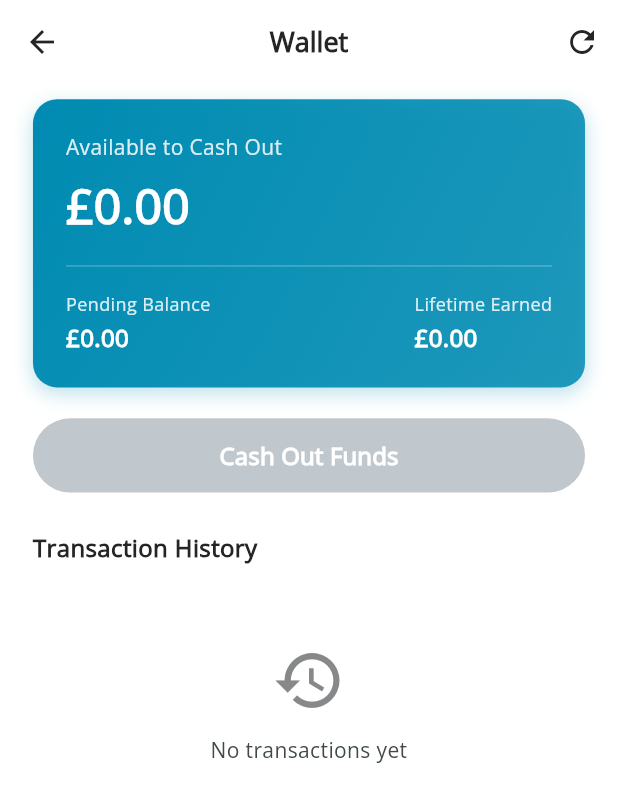
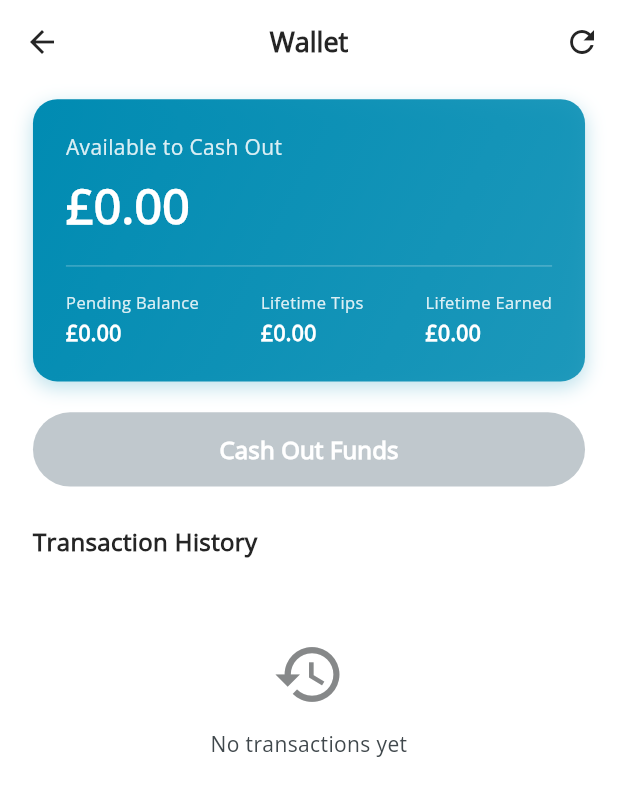
Before and after one commit to masumhasan/musaabadam_app, a Flutter app: the WalletScreen screen opened by its route, after a tap on the "refresh" icon, on a phone screen of 412 x 824 dp. Shown: the top 802 px of the screen. Run offline on Flutter 3.47's test engine with Material 3 defaults, Android fonts, the phone set to English and light mode, and no system bars; our stand-ins replace cached_network_image, chewie, dio, fl_chart, flutter_screenutil, flutter_secure_storage and 10 more; missing offline and left inert: stream_video_flutter; accounts and stored records are empty; network calls fail; project files that could hold a hidden picture were left out.

Commit message:
Updated the wallet and payout screen with Tip calculation

```diff
--- a/lib/core/utils/app_strings.dart
+++ b/lib/core/utils/app_strings.dart
@@ -600,7 +600,7 @@ class AppStrings {
   static const String wellLitSpace = 'Make sure you’re in a well-lit space.';
   static const String imReady = 'I’m Ready';
   static const String needsLabel = 'Needs Label';
-  static const String availableForPayout = '£0 available for payout';
+  static const String availableForPayout = 'Available for payout';
   static const String notEligible = 'Not eligible for early payout';
   static const String nothingHere = 'There’s nothing here at the moment!';
   static const String soldFor = 'Sold for: ';
--- a/lib/data/models/payment/wallet_model.dart
+++ b/lib/data/models/payment/wallet_model.dart
@@ -3,6 +3,8 @@ class WalletModel {
   final double pending;
   final double lifetimeEarned;
   final double lifetimePaidOut;
+  final double tipsAmount;
+  final int tipsCount;
   final String currency;
 
   const WalletModel({
@@ -10,6 +12,8 @@ class WalletModel {
     this.pending = 0,
     this.lifetimeEarned = 0,
     this.lifetimePaidOut = 0,
+    this.tipsAmount = 0,
+    this.tipsCount = 0,
     this.currency = 'gbp',
   });
 
@@ -18,6 +22,8 @@ class WalletModel {
         pending: _d(json['pending']),
         lifetimeEarned: _d(json['lifetimeEarned']),
         lifetimePaidOut: _d(json['lifetimePaidOut']),
+        tipsAmount: _d(json['tipsAmount']),
+        tipsCount: json['tipsCount'] as int? ?? 0,
         currency: json['currency']?.toString() ?? 'gbp',
       );
 
--- a/lib/modules/payments/screens/wallet_screen.dart
+++ b/lib/modules/payments/screens/wallet_screen.dart
@@ -99,13 +99,30 @@ class WalletScreen extends StatelessWidget {
                             children: [
                               CustomText(
                                 text: 'Pending Balance',
-                                fontSize: 12,
+                                fontSize: 11,
                                 fontColor: Colors.white.withValues(alpha: 0.85),
                               ),
                               SizedBoxWidget(height: 2.h),
                               CustomText(
                                 text: '£${pending.toStringAsFixed(2)}',
-                                fontSize: 16,
+                                fontSize: 14,
+                                fontWeight: FontWeight.w700,
+                                fontColor: Colors.white,
+                              ),
+                            ],
+                          ),
+                          Column(
+                            crossAxisAlignment: CrossAxisAlignment.start,
+                            children: [
+                              CustomText(
+                                text: 'Lifetime Tips',
+                                fontSize: 11,
+                                fontColor: Colors.white.withValues(alpha: 0.85),
+                              ),
+                              SizedBoxWidget(height: 2.h),
+                              CustomText(
+                                text: '£${(_controller.wallet.value?.tipsAmount ?? 0.0).toStringAsFixed(2)}',
+                                fontSize: 14,
                                 fontWeight: FontWeight.w700,
                                 fontColor: Colors.white,
                               ),
@@ -116,13 +133,13 @@ class WalletScreen extends StatelessWidget {
                             children: [
                               CustomText(
                                 text: 'Lifetime Earned',
-                                fontSize: 12,
+                                fontSize: 11,
                                 fontColor: Colors.white.withValues(alpha: 0.85),
                               ),
                               SizedBoxWidget(height: 2.h),
                               CustomText(
                                 text: '£${lifetimeEarned.toStringAsFixed(2)}',
-                                fontSize: 16,
+                                fontSize: 14,
                                 fontWeight: FontWeight.w700,
                                 fontColor: Colors.white,
                               ),
@@ -188,7 +205,6 @@ class WalletScreen extends StatelessWidget {
                       final entry = _controller.ledgerEntries[index];
                       final amount = (entry['amount'] as num?)?.toDouble() ?? 0.0;
                       final type = entry['type'] ?? 'transaction';
-                      final bucket = entry['bucket'] ?? 'available';
                       final status = entry['status'] ?? 'completed';
                       final createdAt = entry['createdAt']?.toString().split('T')[0] ?? '';
 
--- a/lib/modules/seller/controllers/payout_history_controller.dart
+++ b/lib/modules/seller/controllers/payout_history_controller.dart
@@ -44,7 +44,7 @@ class PayoutHistoryController extends GetxController {
     hasError.value = false;
 
     try {
-      final list = await ApiPaymentService.instance.listPayouts(page: _currentPage);
+      final list = await ApiPaymentService.instance.getWalletLedger(page: _currentPage, limit: 20);
       if (refresh) {
         payouts.assignAll(list);
       } else {
--- a/lib/modules/seller/screens/seller_payout_screen.dart
+++ b/lib/modules/seller/screens/seller_payout_screen.dart
@@ -62,6 +62,8 @@ class SellerPayoutScreen extends GetView<SellerPayoutController> {
                   _buildInfoRow(AppStrings.availableForPayout, value: '£${controller.available.toStringAsFixed(2)}'),
                   Divider(color: colorScheme.outline.withValues(alpha: 0.3)),
                   _buildInfoRow(AppStrings.processing, value: '£${controller.pending.toStringAsFixed(2)}'),
+                  Divider(color: colorScheme.outline.withValues(alpha: 0.3)),
+                  _buildInfoRow('Lifetime Tips', value: '£${(controller.wallet.value?.tipsAmount ?? 0.0).toStringAsFixed(2)}'),
                   Divider(color: colorScheme.outline.withValues(alpha: 0.3)),
                   _buildInfoRow(AppStrings.notEligible, showDivider: false),
                 ],
```
Also changed, not shown: lib/modules/seller/screens/payout_history_screen.dart (+25 -36 lines).
